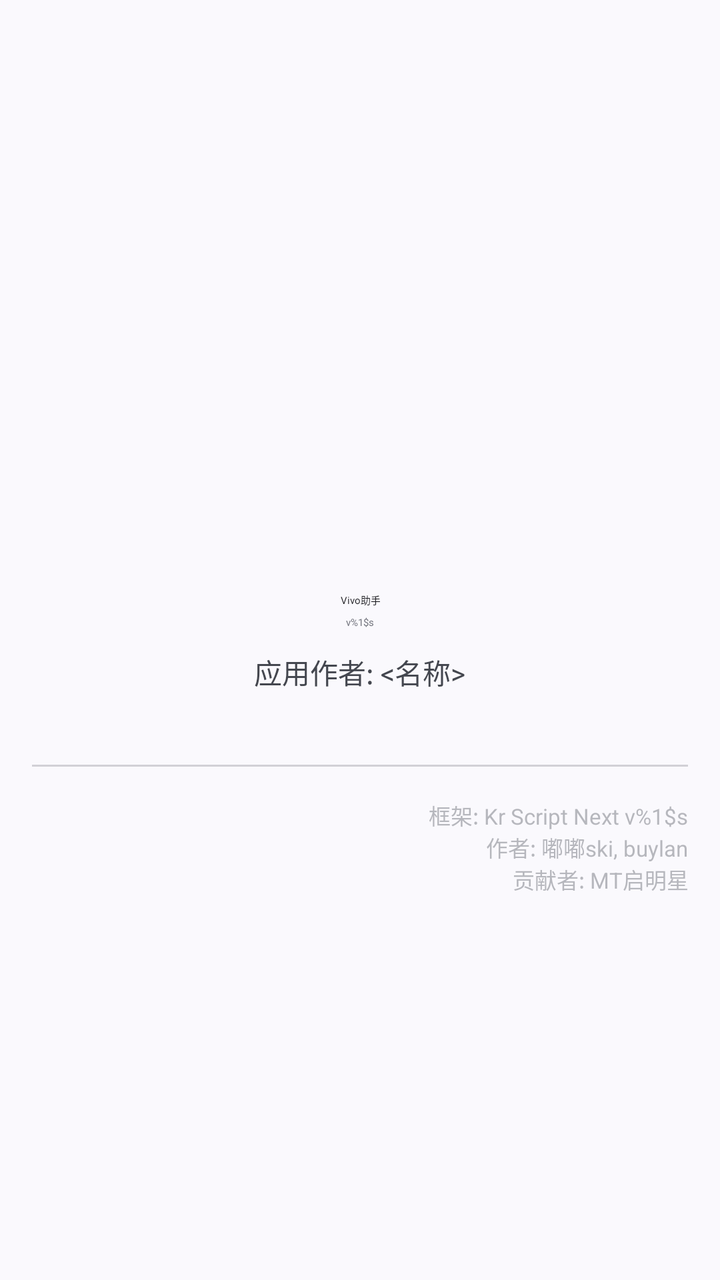
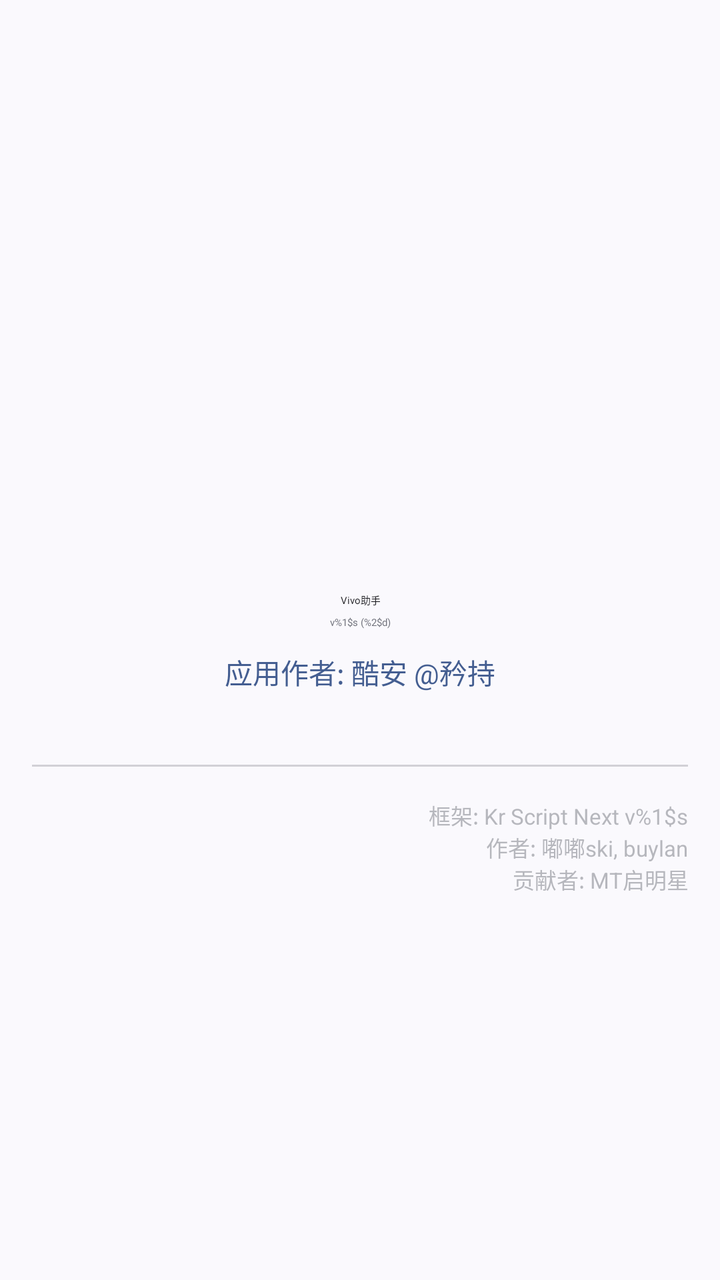

Before-and-after screenshots of an Android layout around one commit, followed by the original layout XML and the change that was made.
<!-- AndroidManifest.xml: application theme AppTheme -->
<!-- res/layout/dialog_about.xml -->
<?xml version="1.0" encoding="utf-8"?>
<LinearLayout xmlns:android="http://schemas.android.com/apk/res/android"
    xmlns:app="http://schemas.android.com/apk/res-auto"
    android:layout_width="match_parent"
    android:layout_height="wrap_content"
    android:gravity="center"
    android:orientation="vertical"
    android:padding="@dimen/activity_horizontal_margin">

    <com.google.android.material.imageview.ShapeableImageView
        android:layout_width="80dp"
        android:layout_height="80dp"
        android:layout_marginTop="16dp"
        android:contentDescription="@string/app_name"
        android:padding="2dp"
        android:scaleType="fitCenter"
        android:src="@mipmap/ic_launcher"
        app:shapeAppearanceOverlay="@style/ShapeAppearance.Material3.Corner.Medium" />

    <TextView
        android:layout_width="wrap_content"
        android:layout_height="wrap_content"
        android:layout_marginTop="8dp"
        android:text="@string/app_name"
        android:textAlignment="center"
        android:textColor="?colorOnSurface"
        android:textAppearance="@style/TextAppearance.Material3.HeadlineMedium.Emphasized"/>

    <TextView
        android:id="@+id/tv_app_version"
        android:layout_width="match_parent"
        android:layout_height="wrap_content"
        android:layout_marginTop="4dp"
        android:text="@string/app_version"
        android:textAlignment="center"
        android:textColor="?colorOutline"
        android:textAppearance="@style/TextAppearance.Material3.BodySmall.Emphasized" />

    <TextView
        android:layout_width="wrap_content"
        android:layout_height="wrap_content"
        android:layout_gravity="center"
        android:layout_marginTop="11dp"
        android:text="@string/app_author" />

    <View
        android:layout_width="match_parent"
        android:layout_height="1dp"
        android:layout_marginTop="36dp"
        android:layout_marginBottom="16dp"
        android:alpha="0.3"
        android:background="?colorOutline" />

    <TextView
        android:id="@+id/tv_framework_info"
        android:layout_width="match_parent"
        android:layout_height="wrap_content"
        android:text="@string/framework_info"
        android:textAlignment="textEnd"
        android:alpha="0.5"
        android:textColor="?colorOutline"
        android:textSize="11sp" />

    <TextView
        android:layout_width="match_parent"
        android:layout_height="wrap_content"
        android:text="@string/framework_author"
        android:textAlignment="textEnd"
        android:alpha="0.5"
        android:textColor="?colorOutline"
        android:textSize="11sp" />
</LinearLayout>
<!-- resources referenced by this layout -->
<resources>
  <dimen name="activity_horizontal_margin">16dp</dimen>
  <!-- mipmap ic_launcher (mipmap-anydpi-v26) -->
  <?xml version="1.0" encoding="utf-8"?>
  <adaptive-icon xmlns:android="http://schemas.android.com/apk/res/android">
      <background android:drawable="@color/ic_launcher_background"/>
      <foreground android:drawable="@drawable/ic_launcher_foreground"/>
  </adaptive-icon>
  <string name="app_author">应用作者: &lt;名称&gt;</string>
  <string name="app_name">Vivo助手</string>
  <string name="app_version">v%1$s</string>
  <string name="framework_author">作者: 嘟嘟ski, buylan\n贡献者: MT启明星</string>
  <string name="framework_info">框架: Kr Script Next v%1$s</string>
  <style name="AppTheme" parent="Theme.Material3.DayNight.NoActionBar" />
  <color name="ic_launcher_background">#B3C6F9</color>
  <!-- drawable ic_launcher_foreground: png bitmap (drawable, 965176 bytes) -->
</resources>

<!-- the commit's change to res/layout/dialog_about.xml (unified diff, before → after) -->
@@ -37,11 +37,16 @@
         android:textAppearance="@style/TextAppearance.Material3.BodySmall.Emphasized" />
 
     <TextView
+        android:id="@+id/tv_app_author"
         android:layout_width="wrap_content"
         android:layout_height="wrap_content"
         android:layout_gravity="center"
         android:layout_marginTop="11dp"
-        android:text="@string/app_author" />
+        android:text="@string/app_author"
+        android:textColor="?colorPrimary"
+        android:textColorLink="?colorPrimary"
+        android:autoLink="web"
+        android:linksClickable="true" />
 
     <View
         android:layout_width="match_parent"
<!-- resource entries referenced after the edit -->
@@ -4,16 +4,15 @@
   <!-- mipmap ic_launcher (mipmap-anydpi-v26) -->
   <?xml version="1.0" encoding="utf-8"?>
   <adaptive-icon xmlns:android="http://schemas.android.com/apk/res/android">
-      <background android:drawable="@color/ic_launcher_background"/>
+      <background android:drawable="@android:color/transparent"/>
       <foreground android:drawable="@drawable/ic_launcher_foreground"/>
   </adaptive-icon>
-  <string name="app_author">应用作者: &lt;名称&gt;</string>
+  <string name="app_author">应用作者: 酷安 @矜持</string>
   <string name="app_name">Vivo助手</string>
-  <string name="app_version">v%1$s</string>
+  <string name="app_version">v%1$s (%2$d)</string>
   <string name="framework_author">作者: 嘟嘟ski, buylan\n贡献者: MT启明星</string>
   <string name="framework_info">框架: Kr Script Next v%1$s</string>
   <style name="AppTheme" parent="Theme.Material3.DayNight.NoActionBar" />
-  <color name="ic_launcher_background">#B3C6F9</color>
-  <!-- drawable ic_launcher_foreground: png bitmap (drawable, 965176 bytes) -->
+  <!-- drawable ic_launcher_foreground: vector/xml drawable (drawable, 2301 chars, omitted) -->
 </resources>
 
